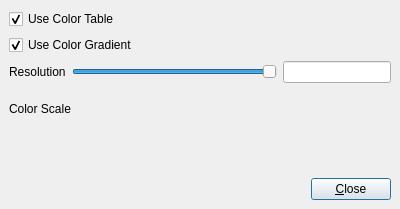
Above: Qt/Components/Resources/UI/pqColorMapEditor.ui from wildmichael/ParaView3-enhancements-old before the change. Below: the same form after it.
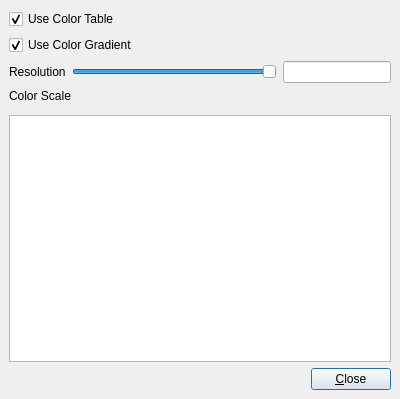
That is the form after the change. Custom widgets are drawn as their Qt base class.

Commit message: ENH: Adding a color table model for the color map editor. The user can't get at the functionality yet. Changing the editing event for the color scale from a double click to a single click.

The edit to the form file:
```diff
--- a/Qt/Components/Resources/UI/pqColorMapEditor.ui
+++ b/Qt/Components/Resources/UI/pqColorMapEditor.ui
@@ -9,7 +9,7 @@
     <x>0</x>
     <y>0</y>
     <width>400</width>
-    <height>209</height>
+    <height>399</height>
    </rect>
   </property>
   <property name="windowTitle" >
@@ -103,7 +103,30 @@
     </widget>
    </item>
    <item>
-    <widget class="pqColorMapWidget" name="ColorScale" />
+    <widget class="pqColorMapWidget" name="ColorScale" >
+     <property name="whatsThis" >
+      <string>This displays the color scale. The control points determine how the gradient is rendered.</string>
+     </property>
+    </widget>
+   </item>
+   <item>
+    <widget class="QListView" name="ColorTable" >
+     <property name="whatsThis" >
+      <string>This displays the colors in the color table. Each entry in the color table can be changed.</string>
+     </property>
+     <property name="flow" >
+      <enum>QListView::LeftToRight</enum>
+     </property>
+     <property name="isWrapping" stdset="0" >
+      <bool>true</bool>
+     </property>
+     <property name="resizeMode" >
+      <enum>QListView::Adjust</enum>
+     </property>
+     <property name="spacing" >
+      <number>4</number>
+     </property>
+    </widget>
    </item>
    <item>
     <layout class="QHBoxLayout" >
```
Left out of the diff: 17 changed lines with no effect on the pictures. The commit also changes 7 other files.
